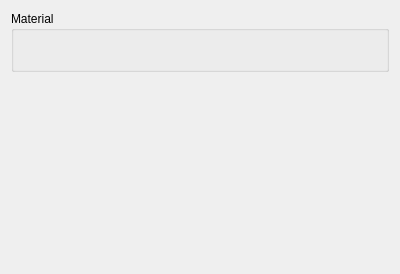
Qt form freecad/CompositesWB/resources/ui/CompositeLaminate.ui (jwharington/FreeCAD-CompositesWB) before a commit.
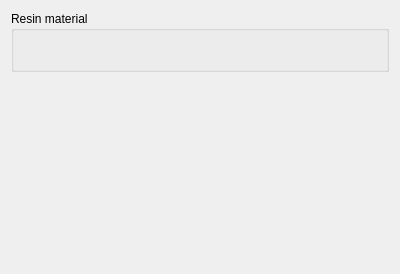
The same form after that commit. Custom widgets are drawn as their Qt base class.

Patch:
```diff
--- a/freecad/CompositesWB/resources/ui/CompositeLaminate.ui
+++ b/freecad/CompositesWB/resources/ui/CompositeLaminate.ui
@@ -26,7 +26,7 @@
       </size>
      </property>
      <property name="title">
-      <string>Material</string>
+      <string>Resin material</string>
      </property>
      <layout class="QVBoxLayout" name="verticalLayout_5">
       <item>
```
